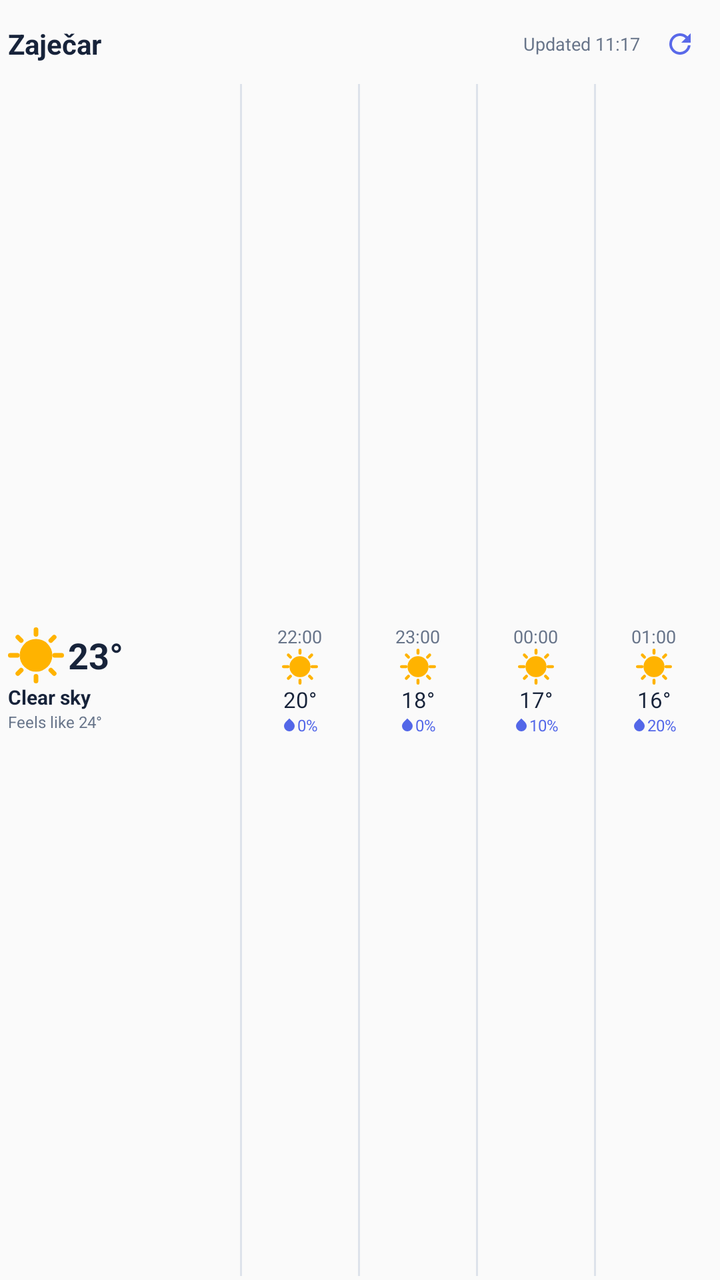
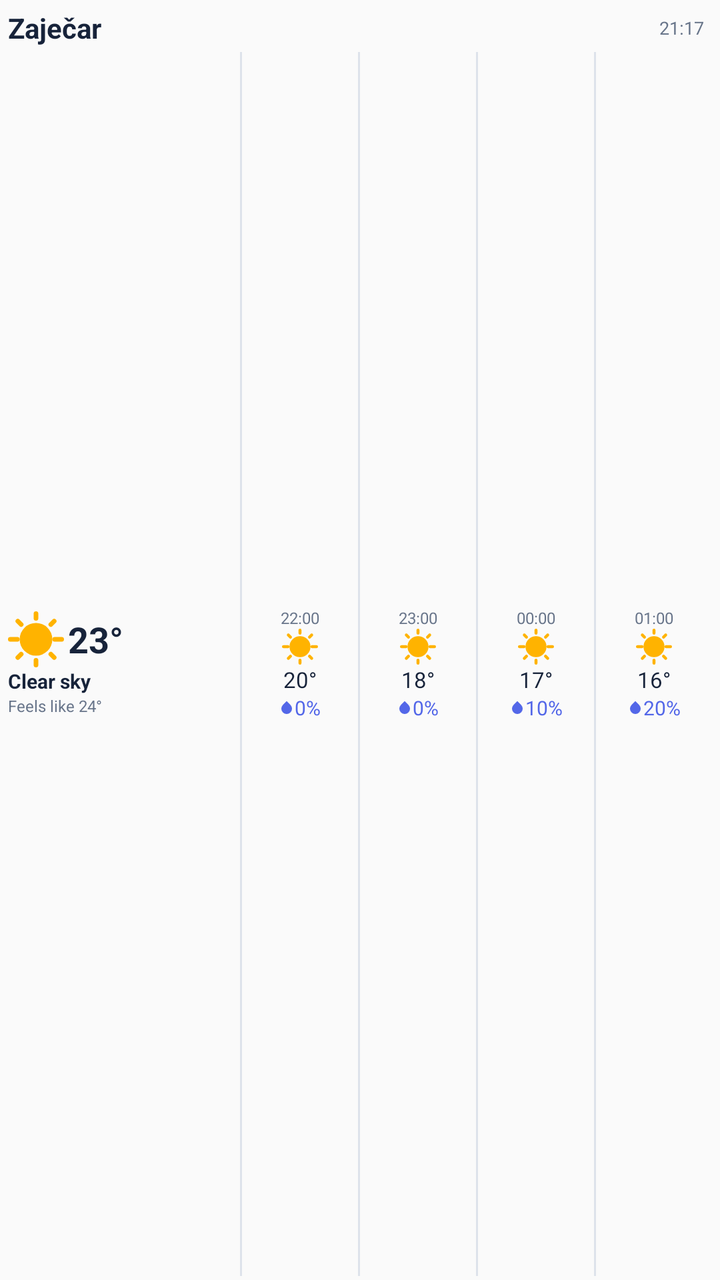

An Android layout rendered at two revisions. The XML below is the earlier revision; the diff shows what the commit changed to produce the second picture.
<!-- AndroidManifest.xml: application theme Theme.HluWeather -->
<!-- res/layout/weather_widget_preview_medium.xml -->
<?xml version="1.0" encoding="utf-8"?>
<LinearLayout xmlns:android="http://schemas.android.com/apk/res/android"
    android:layout_width="match_parent"
    android:layout_height="110dp"
    android:orientation="vertical"
    android:paddingStart="4dp"
    android:paddingEnd="4dp"
    android:paddingTop="2dp"
    android:paddingBottom="2dp">

    <LinearLayout
        android:layout_width="match_parent"
        android:layout_height="40dp"
        android:gravity="center_vertical"
        android:orientation="horizontal">

        <TextView
            android:layout_width="0dp"
            android:layout_height="wrap_content"
            android:layout_weight="1"
            android:ellipsize="end"
            android:maxLines="1"
            android:text="@string/weather_widget_preview_location"
            android:textColor="#FF17233A"
            android:textSize="14sp"
            android:textStyle="bold" />

        <TextView
            android:layout_width="wrap_content"
            android:layout_height="wrap_content"
            android:layout_marginEnd="4dp"
            android:text="@string/weather_widget_preview_updated"
            android:textColor="#FF68758A"
            android:textSize="9sp" />

        <ImageView
            android:layout_width="32dp"
            android:layout_height="32dp"
            android:contentDescription="@string/weather_widget_preview_refresh"
            android:padding="8dp"
            android:src="@drawable/weather_widget_preview_refresh" />
    </LinearLayout>

    <LinearLayout
        android:layout_width="match_parent"
        android:layout_height="0dp"
        android:layout_weight="1"
        android:gravity="center_vertical"
        android:orientation="horizontal">

        <LinearLayout
            android:layout_width="0dp"
            android:layout_height="match_parent"
            android:layout_weight="2"
            android:gravity="center_vertical"
            android:orientation="vertical"
            android:paddingEnd="4dp">

            <LinearLayout
                android:layout_width="match_parent"
                android:layout_height="wrap_content"
                android:gravity="center_vertical"
                android:orientation="horizontal">

                <ImageView
                    android:layout_width="28dp"
                    android:layout_height="28dp"
                    android:contentDescription="@string/weather_widget_preview_condition"
                    android:src="@drawable/weather_widget_preview_sun" />

                <TextView
                    android:layout_width="wrap_content"
                    android:layout_height="wrap_content"
                    android:layout_marginStart="2dp"
                    android:text="@string/weather_widget_preview_temperature"
                    android:textColor="#FF17233A"
                    android:textSize="18sp"
                    android:textStyle="bold" />
            </LinearLayout>

            <TextView
                android:layout_width="match_parent"
                android:layout_height="wrap_content"
                android:maxLines="1"
                android:text="@string/weather_widget_preview_condition"
                android:textColor="#FF17233A"
                android:textSize="10sp"
                android:textStyle="bold" />

            <TextView
                android:layout_width="match_parent"
                android:layout_height="wrap_content"
                android:maxLines="1"
                android:text="@string/weather_widget_preview_feels_like"
                android:textColor="#FF68758A"
                android:textSize="8sp" />
        </LinearLayout>

        <TextView
            android:layout_width="1dp"
            android:layout_height="match_parent"
            android:text=""
            android:background="#FFDDE2EB" />

        <LinearLayout
            android:layout_width="0dp"
            android:layout_height="match_parent"
            android:layout_weight="1"
            android:gravity="center"
            android:orientation="vertical">

            <TextView
                android:layout_width="wrap_content"
                android:layout_height="wrap_content"
                android:text="@string/weather_widget_preview_hour_22"
                android:textColor="#FF68758A"
                android:textSize="9sp" />

            <ImageView
                android:layout_width="18dp"
                android:layout_height="18dp"
                android:contentDescription="@string/weather_widget_preview_condition"
                android:src="@drawable/weather_widget_preview_sun" />

            <TextView
                android:layout_width="wrap_content"
                android:layout_height="wrap_content"
                android:text="@string/weather_widget_preview_temperature_20"
                android:textColor="#FF17233A"
                android:textSize="11sp" />

            <LinearLayout
                android:layout_width="wrap_content"
                android:layout_height="wrap_content"
                android:gravity="center_vertical"
                android:orientation="horizontal">
                <ImageView
                    android:layout_width="8dp"
                    android:layout_height="8dp"
                    android:contentDescription="@null"
                    android:src="@drawable/weather_widget_preview_drop" />
                <TextView
                    android:layout_width="wrap_content"
                    android:layout_height="wrap_content"
                    android:text="@string/weather_widget_preview_probability_0"
                    android:textColor="#FF5367E8"
                    android:textSize="8sp" />
            </LinearLayout>
        </LinearLayout>

        <TextView
            android:layout_width="1dp"
            android:layout_height="match_parent"
            android:text=""
            android:background="#FFDDE2EB" />

        <LinearLayout
            android:layout_width="0dp"
            android:layout_height="match_parent"
            android:layout_weight="1"
            android:gravity="center"
            android:orientation="vertical">

            <TextView
                android:layout_width="wrap_content"
                android:layout_height="wrap_content"
                android:text="@string/weather_widget_preview_hour_23"
                android:textColor="#FF68758A"
                android:textSize="9sp" />

            <ImageView
                android:layout_width="18dp"
                android:layout_height="18dp"
                android:contentDescription="@string/weather_widget_preview_condition"
                android:src="@drawable/weather_widget_preview_sun" />

            <TextView
                android:layout_width="wrap_content"
                android:layout_height="wrap_content"
                android:text="@string/weather_widget_preview_temperature_18"
                android:textColor="#FF17233A"
                android:textSize="11sp" />

            <LinearLayout
                android:layout_width="wrap_content"
                android:layout_height="wrap_content"
                android:gravity="center_vertical"
                android:orientation="horizontal">
                <ImageView
                    android:layout_width="8dp"
                    android:layout_height="8dp"
                    android:contentDescription="@null"
                    android:src="@drawable/weather_widget_preview_drop" />
                <TextView
                    android:layout_width="wrap_content"
                    android:layout_height="wrap_content"
                    android:text="@string/weather_widget_preview_probability_0"
                    android:textColor="#FF5367E8"
                    android:textSize="8sp" />
            </LinearLayout>
        </LinearLayout>

        <TextView
            android:layout_width="1dp"
            android:layout_height="match_parent"
            android:text=""
            android:background="#FFDDE2EB" />

        <LinearLayout
            android:layout_width="0dp"
            android:layout_height="match_parent"
            android:layout_weight="1"
            android:gravity="center"
            android:orientation="vertical">

            <TextView
                android:layout_width="wrap_content"
                android:layout_height="wrap_content"
                android:text="@string/weather_widget_preview_hour_00"
                android:textColor="#FF68758A"
                android:textSize="9sp" />

            <ImageView
                android:layout_width="18dp"
                android:layout_height="18dp"
                android:contentDescription="@string/weather_widget_preview_condition"
                android:src="@drawable/weather_widget_preview_sun" />

            <TextView
                android:layout_width="wrap_content"
                android:layout_height="wrap_content"
                android:text="@string/weather_widget_preview_temperature_17"
                android:textColor="#FF17233A"
                android:textSize="11sp" />

            <LinearLayout
                android:layout_width="wrap_content"
                android:layout_height="wrap_content"
                android:gravity="center_vertical"
                android:orientation="horizontal">
                <ImageView
                    android:layout_width="8dp"
                    android:layout_height="8dp"
                    android:contentDescription="@null"
                    android:src="@drawable/weather_widget_preview_drop" />
                <TextView
                    android:layout_width="wrap_content"
                    android:layout_height="wrap_content"
                    android:text="@string/weather_widget_preview_probability_10"
                    android:textColor="#FF5367E8"
                    android:textSize="8sp" />
            </LinearLayout>
        </LinearLayout>

        <TextView
            android:layout_width="1dp"
            android:layout_height="match_parent"
            android:text=""
            android:background="#FFDDE2EB" />

        <LinearLayout
            android:layout_width="0dp"
            android:layout_height="match_parent"
            android:layout_weight="1"
            android:gravity="center"
            android:orientation="vertical">

            <TextView
                android:layout_width="wrap_content"
                android:layout_height="wrap_content"
                android:text="@string/weather_widget_preview_hour_01"
                android:textColor="#FF68758A"
                android:textSize="9sp" />

            <ImageView
                android:layout_width="18dp"
                android:layout_height="18dp"
                android:contentDescription="@string/weather_widget_preview_condition"
                android:src="@drawable/weather_widget_preview_sun" />

            <TextView
                android:layout_width="wrap_content"
                android:layout_height="wrap_content"
                android:text="@string/weather_widget_preview_temperature_16"
                android:textColor="#FF17233A"
                android:textSize="11sp" />

            <LinearLayout
                android:layout_width="wrap_content"
                android:layout_height="wrap_content"
                android:gravity="center_vertical"
                android:orientation="horizontal">
                <ImageView
                    android:layout_width="8dp"
                    android:layout_height="8dp"
                    android:contentDescription="@null"
                    android:src="@drawable/weather_widget_preview_drop" />
                <TextView
                    android:layout_width="wrap_content"
                    android:layout_height="wrap_content"
                    android:text="@string/weather_widget_preview_probability_20"
                    android:textColor="#FF5367E8"
                    android:textSize="8sp" />
            </LinearLayout>
        </LinearLayout>
    </LinearLayout>
</LinearLayout>
<!-- resources referenced by this layout -->
<resources>
  <!-- drawable weather_widget_preview_drop (drawable) -->
  <?xml version="1.0" encoding="utf-8"?>
  <vector xmlns:android="http://schemas.android.com/apk/res/android"
      android:width="8dp"
      android:height="8dp"
      android:viewportWidth="24"
      android:viewportHeight="24">
      <path
          android:fillColor="#FF5367E8"
          android:pathData="M12,2.69l5.66,5.66a8,8 0,1 1,-11.31 0z" />
  </vector>
  <!-- drawable weather_widget_preview_refresh (drawable) -->
  <?xml version="1.0" encoding="utf-8"?>
  <vector xmlns:android="http://schemas.android.com/apk/res/android"
      android:width="20dp"
      android:height="20dp"
      android:viewportWidth="24"
      android:viewportHeight="24">
      <path
          android:fillColor="#FF5969E9"
          android:pathData="M17.65,6.35A7.95,7.95 0,0 0,12 4a8,8 0,1 0,7.93 9h-2.02A6,6 0,1 1,12 6c1.66,0 3.14,0.69 4.22,1.78L13,11h7V4l-2.35,2.35z" />
  </vector>
  <!-- drawable weather_widget_preview_sun (drawable) -->
  <?xml version="1.0" encoding="utf-8"?>
  <vector xmlns:android="http://schemas.android.com/apk/res/android"
      android:width="32dp"
      android:height="32dp"
      android:viewportWidth="24"
      android:viewportHeight="24">
      <path
          android:fillColor="#FFFFB300"
          android:pathData="M12,5a7,7 0,1 0,0 14a7,7 0,0 0,0 -14z" />
      <path
          android:fillColor="#00000000"
          android:pathData="M12,1v2 M12,21v2 M4.22,4.22l1.42,1.42 M18.36,18.36l1.42,1.42 M1,12h3 M20,12h3 M4.22,19.78l1.42,-1.42 M18.36,5.64l1.42,-1.42"
          android:strokeColor="#FFFFB300"
          android:strokeLineCap="round"
          android:strokeWidth="2" />
  </vector>
  <string name="weather_widget_preview_condition">Clear sky</string>
  <string name="weather_widget_preview_feels_like">Feels like 24°</string>
  <string name="weather_widget_preview_hour_00">00:00</string>
  <string name="weather_widget_preview_hour_01">01:00</string>
  <string name="weather_widget_preview_hour_22">22:00</string>
  <string name="weather_widget_preview_hour_23">23:00</string>
  <string name="weather_widget_preview_location">Zaječar</string>
  <string name="weather_widget_preview_probability_0">0%</string>
  <string name="weather_widget_preview_probability_10">10%</string>
  <string name="weather_widget_preview_probability_20">20%</string>
  <string name="weather_widget_preview_refresh">Refresh</string>
  <string name="weather_widget_preview_temperature">23°</string>
  <string name="weather_widget_preview_temperature_16">16°</string>
  <string name="weather_widget_preview_temperature_17">17°</string>
  <string name="weather_widget_preview_temperature_18">18°</string>
  <string name="weather_widget_preview_temperature_20">20°</string>
  <string name="weather_widget_preview_updated">Updated 11:17</string>
  <style name="Theme.HluWeather" parent="android:Theme.Material.Light.NoActionBar" />
</resources>

<!-- the commit's change to res/layout/weather_widget_preview_medium.xml (unified diff, before → after) -->
@@ -10,7 +10,7 @@
 
     <LinearLayout
         android:layout_width="match_parent"
-        android:layout_height="40dp"
+        android:layout_height="24dp"
         android:gravity="center_vertical"
         android:orientation="horizontal">
 
@@ -29,16 +29,9 @@
             android:layout_width="wrap_content"
             android:layout_height="wrap_content"
             android:layout_marginEnd="4dp"
-            android:text="@string/weather_widget_preview_updated"
+            android:text="@string/weather_widget_preview_update_time"
             android:textColor="#FF68758A"
             android:textSize="9sp" />
-
-        <ImageView
-            android:layout_width="32dp"
-            android:layout_height="32dp"
-            android:contentDescription="@string/weather_widget_preview_refresh"
-            android:padding="8dp"
-            android:src="@drawable/weather_widget_preview_refresh" />
     </LinearLayout>
 
     <LinearLayout
@@ -110,11 +103,12 @@
             android:orientation="vertical">
 
             <TextView
-                android:layout_width="wrap_content"
-                android:layout_height="wrap_content"
+                android:layout_width="match_parent"
+                android:layout_height="wrap_content"
+                android:gravity="center_horizontal"
                 android:text="@string/weather_widget_preview_hour_22"
                 android:textColor="#FF68758A"
-                android:textSize="9sp" />
+                android:textSize="8sp" />
 
             <ImageView
                 android:layout_width="18dp"
@@ -144,7 +138,7 @@
                     android:layout_height="wrap_content"
                     android:text="@string/weather_widget_preview_probability_0"
                     android:textColor="#FF5367E8"
-                    android:textSize="8sp" />
+                    android:textSize="10sp" />
             </LinearLayout>
         </LinearLayout>
 
@@ -162,11 +156,12 @@
             android:orientation="vertical">
 
             <TextView
-                android:layout_width="wrap_content"
-                android:layout_height="wrap_content"
+                android:layout_width="match_parent"
+                android:layout_height="wrap_content"
+                android:gravity="center_horizontal"
                 android:text="@string/weather_widget_preview_hour_23"
                 android:textColor="#FF68758A"
-                android:textSize="9sp" />
+                android:textSize="8sp" />
 
             <ImageView
                 android:layout_width="18dp"
@@ -196,7 +191,7 @@
                     android:layout_height="wrap_content"
                     android:text="@string/weather_widget_preview_probability_0"
                     android:textColor="#FF5367E8"
-                    android:textSize="8sp" />
+                    android:textSize="10sp" />
             </LinearLayout>
         </LinearLayout>
 
@@ -214,11 +209,12 @@
             android:orientation="vertical">
 
             <TextView
-                android:layout_width="wrap_content"
-                android:layout_height="wrap_content"
+                android:layout_width="match_parent"
+                android:layout_height="wrap_content"
+                android:gravity="center_horizontal"
                 android:text="@string/weather_widget_preview_hour_00"
                 android:textColor="#FF68758A"
-                android:textSize="9sp" />
+                android:textSize="8sp" />
 
             <ImageView
                 android:layout_width="18dp"
@@ -248,7 +244,7 @@
                     android:layout_height="wrap_content"
                     android:text="@string/weather_widget_preview_probability_10"
                     android:textColor="#FF5367E8"
-                    android:textSize="8sp" />
+                    android:textSize="10sp" />
             </LinearLayout>
         </LinearLayout>
 
@@ -266,11 +262,12 @@
             android:orientation="vertical">
 
             <TextView
-                android:layout_width="wrap_content"
-                android:layout_height="wrap_content"
+                android:layout_width="match_parent"
+                android:layout_height="wrap_content"
+                android:gravity="center_horizontal"
                 android:text="@string/weather_widget_preview_hour_01"
                 android:textColor="#FF68758A"
-                android:textSize="9sp" />
+                android:textSize="8sp" />
 
             <ImageView
                 android:layout_width="18dp"
@@ -300,7 +297,7 @@
                     android:layout_height="wrap_content"
                     android:text="@string/weather_widget_preview_probability_20"
                     android:textColor="#FF5367E8"
-                    android:textSize="8sp" />
+                    android:textSize="10sp" />
             </LinearLayout>
         </LinearLayout>
     </LinearLayout>
<!-- resource entries referenced after the edit -->
@@ -10,17 +10,6 @@
       <path
           android:fillColor="#FF5367E8"
           android:pathData="M12,2.69l5.66,5.66a8,8 0,1 1,-11.31 0z" />
-  </vector>
-  <!-- drawable weather_widget_preview_refresh (drawable) -->
-  <?xml version="1.0" encoding="utf-8"?>
-  <vector xmlns:android="http://schemas.android.com/apk/res/android"
-      android:width="20dp"
-      android:height="20dp"
-      android:viewportWidth="24"
-      android:viewportHeight="24">
-      <path
-          android:fillColor="#FF5969E9"
-          android:pathData="M17.65,6.35A7.95,7.95 0,0 0,12 4a8,8 0,1 0,7.93 9h-2.02A6,6 0,1 1,12 6c1.66,0 3.14,0.69 4.22,1.78L13,11h7V4l-2.35,2.35z" />
   </vector>
   <!-- drawable weather_widget_preview_sun (drawable) -->
   <?xml version="1.0" encoding="utf-8"?>
@@ -49,13 +38,12 @@
   <string name="weather_widget_preview_probability_0">0%</string>
   <string name="weather_widget_preview_probability_10">10%</string>
   <string name="weather_widget_preview_probability_20">20%</string>
-  <string name="weather_widget_preview_refresh">Refresh</string>
   <string name="weather_widget_preview_temperature">23°</string>
   <string name="weather_widget_preview_temperature_16">16°</string>
   <string name="weather_widget_preview_temperature_17">17°</string>
   <string name="weather_widget_preview_temperature_18">18°</string>
   <string name="weather_widget_preview_temperature_20">20°</string>
-  <string name="weather_widget_preview_updated">Updated 11:17</string>
+  <string name="weather_widget_preview_update_time">21:17</string>
   <style name="Theme.HluWeather" parent="android:Theme.Material.Light.NoActionBar" />
 </resources>
 
